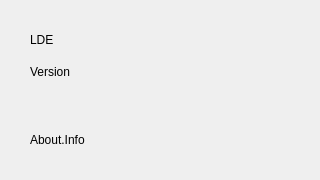
The window that UI/forms/OBSAbout.ui (hsbobeck/HB-LDE) describes before a commit, drawn with Qt 5.
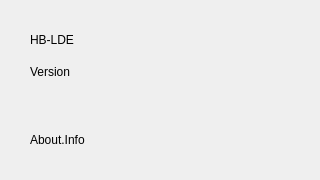
The same window after the commit.

The edit to the form file:
```diff
--- a/UI/forms/OBSAbout.ui
+++ b/UI/forms/OBSAbout.ui
@@ -78,7 +78,7 @@
        <item>
         <widget class="QLabel" name="name">
          <property name="text">
-          <string notr="true">LDE</string>
+          <string notr="true">HB-LDE</string>
          </property>
         </widget>
        </item>
```
